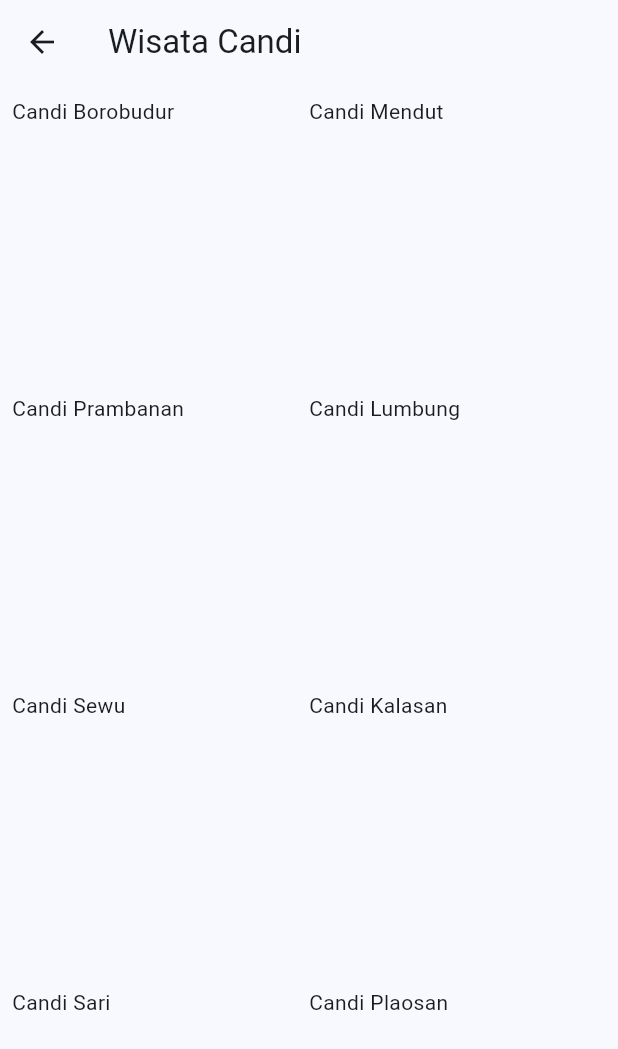
After one commit to ea1290/wisata_candi_charles, a Flutter app: the MyWidget screen opened directly, on a phone screen of 412 x 824 dp. The commit adds this screen. Shown: the top 1049 px of the screen. Run offline on Flutter 3.47's test engine with Material 3 defaults, Android fonts, the phone set to English and light mode, and no system bars.

Commit message:
17 November 2026

```diff
--- /dev/null
+++ b/lib/screens/home_screen.dart
@@ -0,0 +1,34 @@
+import 'package:flutter/material.dart';
+import 'package:wisata_candi_charles/data/candi_data.dart';
+import 'package:wisata_candi_charles/models/candi.dart';
+
+class MyWidget extends StatefulWidget {
+  const new({super.key});
+
+  @override
+  State<MyWidget> createState() => _MyWidgetState();
+}
+
+class _MyWidgetState extends State<MyWidget> {
+  @override
+  Widget build(BuildContext context) {
+    return Scaffold(
+      //TODO 1: Buat AppBar dengan Title wisata candi
+      appBar: AppBar(title: const Text('Wisata Candi')),
+      body: GridView.builder(
+        gridDelegate: SliverGridDelegateWithFixedCrossAxisCount(
+          crossAxisCount: 2,
+        ),
+        padding: const EdgeInsets.all(8),
+        itemCount: candiList.length,
+        itemBuilder: (context, index) {
+          Candi candi = candiList[index];
+          //TODO 3: Buat ItemCard, widget, panggil (return di sini)
+          // sementara ItemCard belum ada set return null
+          return Text(candi.name);
+
+        }
+        ),
+    );
+  }
+}
--- a/lib/screens/search_screen.dart
+++ b/lib/screens/search_screen.dart
@@ -1,4 +1,5 @@
 import 'package:flutter/material.dart';
+import 'package:wisata_candi_charles/data/candi_data.dart';
 import 'package:wisata_candi_charles/models/candi.dart';
 
 class SearchScreen extends StatefulWidget {
@@ -10,7 +11,7 @@ class SearchScreen extends StatefulWidget {
 
 class _SearchScreenState extends State<SearchScreen> {
   //Todo 1: Buat variable yang dibutuhkan
-  List<Candi> _filteredCandis = [];
+  List<Candi> _filteredCandis = candiList;
   String _searchQuery = "";
   final TextEditingController _searchController = TextEditingController();
   @override
```
Also changed, not shown: lib/main.dart (+6 -8 lines), lib/widgets/item_card.dart (added, +53 -0 lines).
